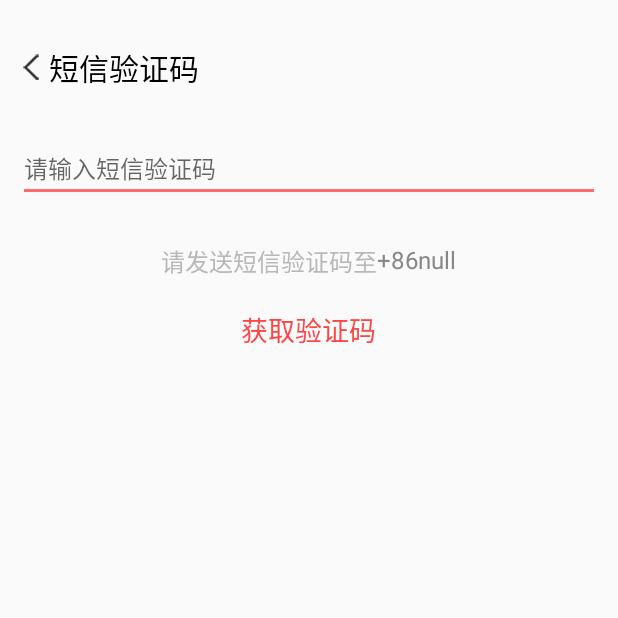
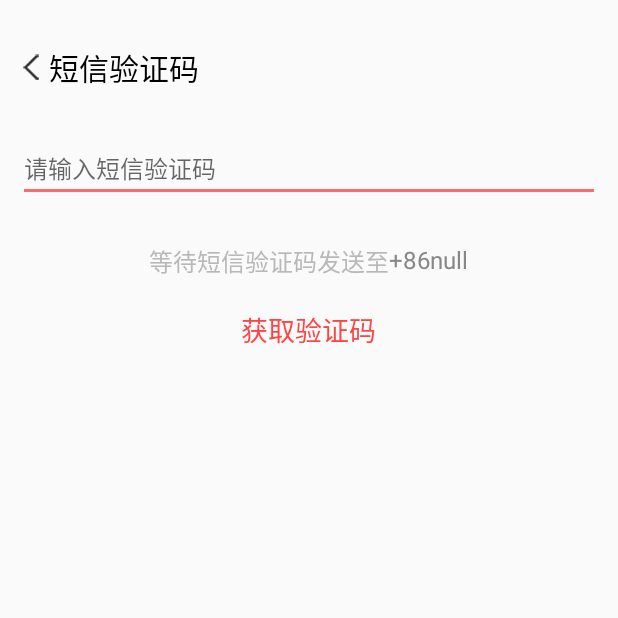
Before and after one commit to hellobitbit/WobiWriting, an Android app: the GetVerifyCodeActivity screen opened directly, with no data from a screen before it, on a phone screen of 412 x 824 dp, the top half of it. Run offline under Robolectric (Android 15) with nearby library versions, the light colour scheme and no system bars; libraries missing offline, so code that uses them is left out: com.nostra13.universalimageloader, com.sina.weibo.

Commit message:
modify resource strings

```diff
--- a/app/src/main/res/values/strings.xml
+++ b/app/src/main/res/values/strings.xml
@@ -76,6 +76,6 @@
     <string name="user_request_code_hint">请输入邀请码或者扫一扫</string>
     <string name="user_get_verify_code_title">短信验证码</string>
     <string name="user_get_verify_code_hint">请输入短信验证码</string>
-    <string name="user_get_verify_code_send">请发送短信验证码至</string>
+    <string name="user_get_verify_code_send">等待短信验证码发送至</string>
     <string name="user_get_verify_code_has_been_send">短信验证码已发送至</string>
 </resources>
```
Also changed, not shown: 1 other file.
